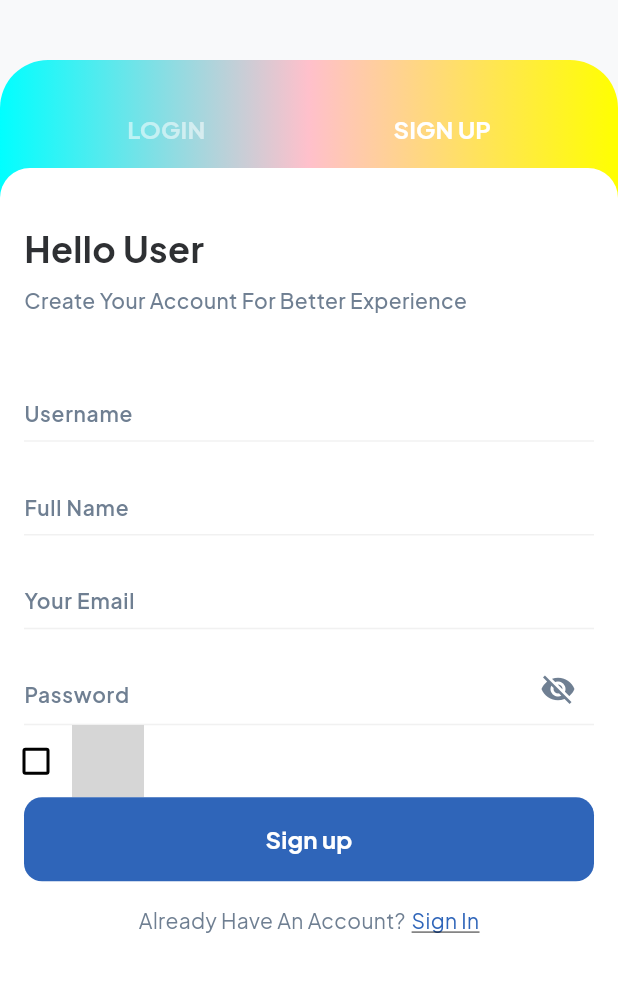
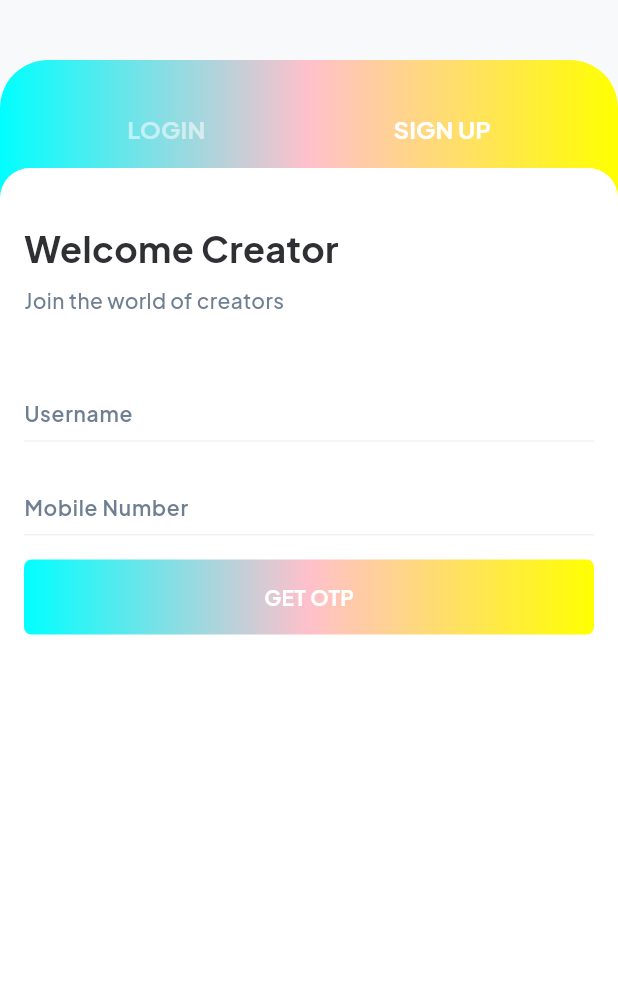
Before and after one commit to adoro-app/adoro_app, a Flutter app: the screen it shows after launch, after a tap on "SIGN UP", on a phone screen of 412 x 824 dp, the part 135-1127 px from its top. Run offline on Flutter 3.47's test engine with Material 2 defaults, Android fonts, the phone set to English and light mode, and no system bars; drawn by our look-alikes of nb_utils; our stand-ins replace cached_network_image, dio, file_picker, firebase_auth, firebase_core, firebase_crashlytics and 16 more; missing offline and left inert: appinio_video_player, audio_session, flutter_custom_tabs, onesignal_flutter, story_time, syncfusion_flutter_pdfviewer and 1 more; accounts and stored records are empty; generated files the repository leaves out were written again; network calls fail; statements that could not run were skipped; grey boxes are pictures that could not be loaded.

Commit message:
signup screen ui updates

```diff
--- a/lib/screens/auth/components/sign_up_component.dart
+++ b/lib/screens/auth/components/sign_up_component.dart
@@ -58,8 +58,13 @@ class _SignUpComponentState extends State<SignUpComponent> {
           Users.password: passwordCont.text.validate(),
         };
 
-        await loginUser(request: request, isSocialLogin: false).then((value) async {
-          Map req = {"player_id": getStringAsync(SharePreferencesKey.ONE_SIGNAL_PLAYER_ID), "add": 1};
+        await loginUser(request: request, isSocialLogin: false)
+            .then((value) async {
+          Map req = {
+            "player_id":
+                getStringAsync(SharePreferencesKey.ONE_SIGNAL_PLAYER_ID),
+            "add": 1
+          };
 
           await setPlayerId(req).then((value) {
             //
@@ -97,9 +102,11 @@ class _SignUpComponentState extends State<SignUpComponent> {
       toast(language.registeredSuccessfully);
 
       if (widget.activityId != null) {
-        SinglePostScreen(postId: widget.activityId.validate()).launch(context, isNewTask: true);
+        SinglePostScreen(postId: widget.activityId.validate())
+            .launch(context, isNewTask: true);
       } else {
-        push(DashboardScreen(), isNewTask: true, pageRouteAnimation: PageRouteAnimation.Slide);
+        push(DashboardScreen(),
+            isNewTask: true, pageRouteAnimation: PageRouteAnimation.Slide);
       }
     }).catchError((e) {
       appStore.setLoading(false);
@@ -128,9 +135,12 @@ class _SignUpComponentState extends State<SignUpComponent> {
             crossAxisAlignment: CrossAxisAlignment.start,
             children: [
               16.height,
-              Text(language.helloUser, style: boldTextStyle(size: 24)).paddingSymmetric(horizontal: 16),
+              Text('Welcome Creator', style: boldTextStyle(size: 24))
+                  .paddingSymmetric(horizontal: 16),
               8.height,
-              Text(language.createYourAccountFor, style: secondaryTextStyle(weight: FontWeight.w500)).paddingSymmetric(horizontal: 16),
+              Text('Join the world of creators',
+                      style: secondaryTextStyle(weight: FontWeight.w500))
+                  .paddingSymmetric(horizontal: 16),
               Form(
                 key: signupFormKey,
                 child: Container(
@@ -147,7 +157,8 @@ class _SignUpComponentState extends State<SignUpComponent> {
                         decoration: inputDecoration(
                           context,
                           label: language.username,
-                          labelStyle: secondaryTextStyle(weight: FontWeight.w600),
+                          labelStyle:
+                              secondaryTextStyle(weight: FontWeight.w600),
                         ),
                       ).paddingSymmetric(horizontal: 16),
                       8.height,
@@ -156,114 +167,162 @@ class _SignUpComponentState extends State<SignUpComponent> {
                         controller: fullNameCont,
                         nextFocus: email,
                         focus: fullName,
-                        textFieldType: TextFieldType.NAME,
+                        textFieldType: TextFieldType.NUMBER,
                         textStyle: boldTextStyle(),
                         decoration: inputDecoration(
                           context,
-                          label: language.fullName,
-                          labelStyle: secondaryTextStyle(weight: FontWeight.w600),
-                        ),
-                      ).paddingSymmetric(horizontal: 16),
-                      8.height,
-                      AppTextField(
-                        enabled: !appStore.isLoading,
-                        controller: emailCont,
-                        nextFocus: password,
-                        focus: email,
-                        textFieldType: TextFieldType.EMAIL,
-                        textStyle: boldTextStyle(),
-                        decoration: inputDecoration(
-                          context,
-                          label: language.yourEmail,
-                          labelStyle: secondaryTextStyle(weight: FontWeight.w600),
+                          label: 'Mobile Number',
+                          labelStyle:
+                              secondaryTextStyle(weight: FontWeight.w600),
                         ),
                       ).paddingSymmetric(horizontal: 16),
                       16.height,
-                      AppTextField(
-                        enabled: !appStore.isLoading,
-                        controller: passwordCont,
-                        nextFocus: contact,
-                        focus: password,
-                        textInputAction: TextInputAction.done,
-                        textFieldType: TextFieldType.PASSWORD,
-                        textStyle: boldTextStyle(),
-                        suffixIconColor: appStore.isDarkMode ? bodyDark : bodyWhite,
-                        decoration: inputDecoration(
-                          context,
-                          label: language.password,
-                          contentPadding: EdgeInsets.all(0),
-                          labelStyle: secondaryTextStyle(weight: FontWeight.w600),
+                      InkWell(
+                        onTap: () {}, // Add your button action here
+                        child: Container(
+                          width: context.width() - 32,
+                          height: 50,
+                          decoration: BoxDecoration(
+                            gradient: LinearGradient(
+                                colors: [
+                                  Color(0xff00FFFF),
+                                  Color(0xffFFC0CB),
+                                  Color(0xffFFFF00),
+                                ],
+                                begin: Alignment.centerLeft,
+                                end: Alignment.centerRight),
+                            borderRadius: BorderRadius.circular(5),
+                          ),
+                          child: Center(
+                              child: Text(
+                            'GET OTP',
+                            style: TextStyle(
+                                color: Colors.white,
+                                fontWeight: FontWeight.bold),
+                          )),
                         ),
-                        isPassword: true,
-                        onFieldSubmitted: (x) {
-                          if (agreeTNC) {
-                            register();
-                          } else {
-                            toast('Please agree our terms and conditions');
-                          }
-                        },
-                      ).paddingSymmetric(horizontal: 16),
-                      Row(
-                        children: [
-                          Checkbox(
-                            shape: RoundedRectangleBorder(borderRadius: radius(2)),
-                            activeColor: context.primaryColor,
-                            value: agreeTNC,
-                            onChanged: (val) {
-                              agreeTNC = !agreeTNC;
-                              setState(() {});
-                            },
-                          ),
-                          RichTextWidget(
-                            textAlign: TextAlign.center,
-                            list: [
-                              TextSpan(text: language.bySigningUpYou + " ", style: secondaryTextStyle(fontFamily: fontFamily)),
-                              TextSpan(
-                                text: "\n${language.termsCondition}",
-                                style: secondaryTextStyle(color: Colors.blue, decoration: TextDecoration.underline, fontStyle: FontStyle.italic,fontFamily: fontFamily),
-                                recognizer: TapGestureRecognizer()
-                                  ..onTap = () {
-                                    openWebPage(context, url: TERMS_AND_CONDITIONS_URL);
-                                  },
-                              ),
-                              TextSpan(text: " & ", style: secondaryTextStyle()),
-                              TextSpan(
-                                text: "${language.privacyPolicy}.",
-                                style: secondaryTextStyle(color: Colors.blue, decoration: TextDecoration.underline, fontStyle: FontStyle.italic),
-                                recognizer: TapGestureRecognizer()
-                                  ..onTap = () {
-                                    openWebPage(context, url: PRIVACY_POLICY_URL);
-                                  },
-                              ),
-                            ],
-                          ).paddingAll(16),
-                        ],
                       ),
-                      appButton(
-                        context: context,
-                        text: language.signUp.capitalizeFirstLetter(),
-                        onTap: () {
-                          if (agreeTNC) {
-                            register();
-                          } else {
-                            toast('Please agree our terms and conditions');
-                          }
-                        },
-                      ),
-                      16.height,
-                      Row(
-                        mainAxisAlignment: MainAxisAlignment.center,
-                        children: [
-                          Text(language.alreadyHaveAnAccount, style: secondaryTextStyle()),
-                          4.width,
-                          Text(
-                            language.signIn,
-                            style: secondaryTextStyle(color: context.primaryColor, decoration: TextDecoration.underline),
-                          ).onTap(() {
-                            widget.callback?.call();
-                          }, highlightColor: Colors.transparent, splashColor: Colors.transparent)
-                        ],
-                      ),
+                      // AppTextField(
+                      //   enabled: !appStore.isLoading,
+                      //   controller: emailCont,
+                      //   nextFocus: password,
+                      //   focus: email,
+                      //   textFieldType: TextFieldType.EMAIL,
+                      //   textStyle: boldTextStyle(),
+                      //   decoration: inputDecoration(
+                      //     context,
+                      //     label: language.yourEmail,
+                      //     labelStyle:
+                      //         secondaryTextStyle(weight: FontWeight.w600),
+                      //   ),
+                      // ).paddingSymmetric(horizontal: 16),
+                      // 16.height,
+                      // AppTextField(
+                      //   enabled: !appStore.isLoading,
+                      //   controller: passwordCont,
+                      //   nextFocus: contact,
+                      //   focus: password,
+                      //   textInputAction: TextInputAction.done,
+                      //   textFieldType: TextFieldType.PASSWORD,
+                      //   textStyle: boldTextStyle(),
+                      //   suffixIconColor:
+                      //       appStore.isDarkMode ? bodyDark : bodyWhite,
+                      //   decoration: inputDecoration(
+                      //     context,
+                      //     label: language.password,
+                      //     contentPadding: EdgeInsets.all(0),
+                      //     labelStyle:
+                      //         secondaryTextStyle(weight: FontWeight.w600),
+                      //   ),
+                      //   isPassword: true,
+                      //   onFieldSubmitted: (x) {
+                      //     if (agreeTNC) {
+                      //       register();
+                      //     } else {
+                      //       toast('Please agree our terms and conditions');
+                      //     }
+                      //   },
+                      // ).paddingSymmetric(horizontal: 16),
+                      // Row(
+                      //   children: [
+                      //     Checkbox(
+                      //       shape:
+                      //           RoundedRectangleBorder(borderRadius: radius(2)),
+                      //       activeColor: context.primaryColor,
+                      //       value: agreeTNC,
+                      //       onChanged: (val) {
+                      //         agreeTNC = !agreeTNC;
+                      //         setState(() {});
+                      //       },
+                      //     ),
+                      //     RichTextWidget(
+                      //       textAlign: TextAlign.center,
+                      //       list: [
+                      //         TextSpan(
+                      //             text: language.bySigningUpYou + " ",
+                      //             style: secondaryTextStyle(
+                      //                 fontFamily: fontFamily)),
+                      //         TextSpan(
+                      //           text: "\n${language.termsCondition}",
+                      //           style: secondaryTextStyle(
+                      //               color: Colors.blue,
+                      //               decoration: TextDecoration.underline,
+                      //               fontStyle: FontStyle.italic,
+                      //               fontFamily: fontFamily),
+                      //           recognizer: TapGestureRecognizer()
+                      //             ..onTap = () {
+                      //               openWebPage(context,
+                      //                   url: TERMS_AND_CONDITIONS_URL);
+                      //             },
+                      //         ),
+                      //         TextSpan(
+                      //             text: " & ", style: secondaryTextStyle()),
+                      //         TextSpan(
+                      //           text: "${language.privacyPolicy}.",
+                      //           style: secondaryTextStyle(
+                      //               color: Colors.blue,
+                      //               decoration: TextDecoration.underline,
+                      //               fontStyle: FontStyle.italic),
+                      //           recognizer: TapGestureRecognizer()
+                      //             ..onTap = () {
+                      //               openWebPage(context,
+                      //                   url: PRIVACY_POLICY_URL);
+                      //             },
+                      //         ),
+                      //       ],
+                      //     ).paddingAll(16),
+                      //   ],
+                      // ),
+                      // appButton(
+                      //   context: context,
+                      //   text: language.signUp.capitalizeFirstLetter(),
+                      //   onTap: () {
+                      //     if (agreeTNC) {
+                      //       register();
+                      //     } else {
+                      //       toast('Please agree our terms and conditions');
+                      //     }
+                      //   },
+                      // ),
+                      // 16.height,
+                      // Row(
+                      //   mainAxisAlignment: MainAxisAlignment.center,
+                      //   children: [
+                      //     Text(language.alreadyHaveAnAccount,
+                      //         style: secondaryTextStyle()),
+                      //     4.width,
+                      //     Text(
+                      //       language.signIn,
+                      //       style: secondaryTextStyle(
+                      //           color: context.primaryColor,
+                      //           decoration: TextDecoration.underline),
+                      //     ).onTap(() {
+                      //       widget.callback?.call();
+                      //     },
+                      //         highlightColor: Colors.transparent,
+                      //         splashColor: Colors.transparent)
+                      //   ],
+                      // ),
                       50.height,
                     ],
                   ),
```
